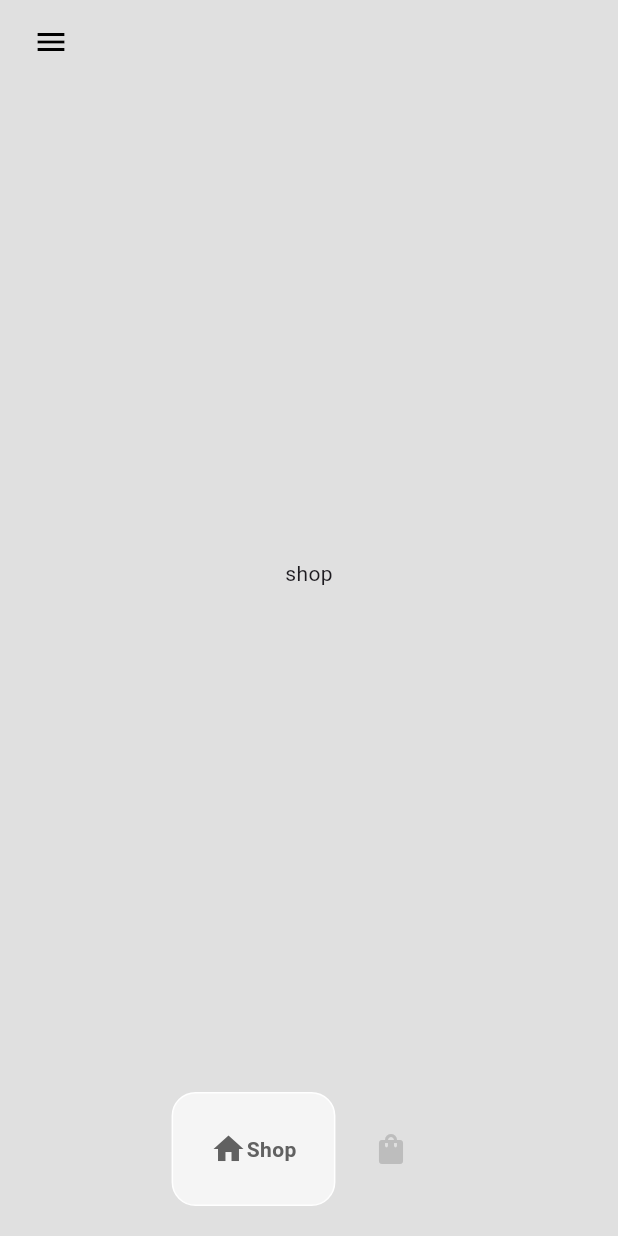
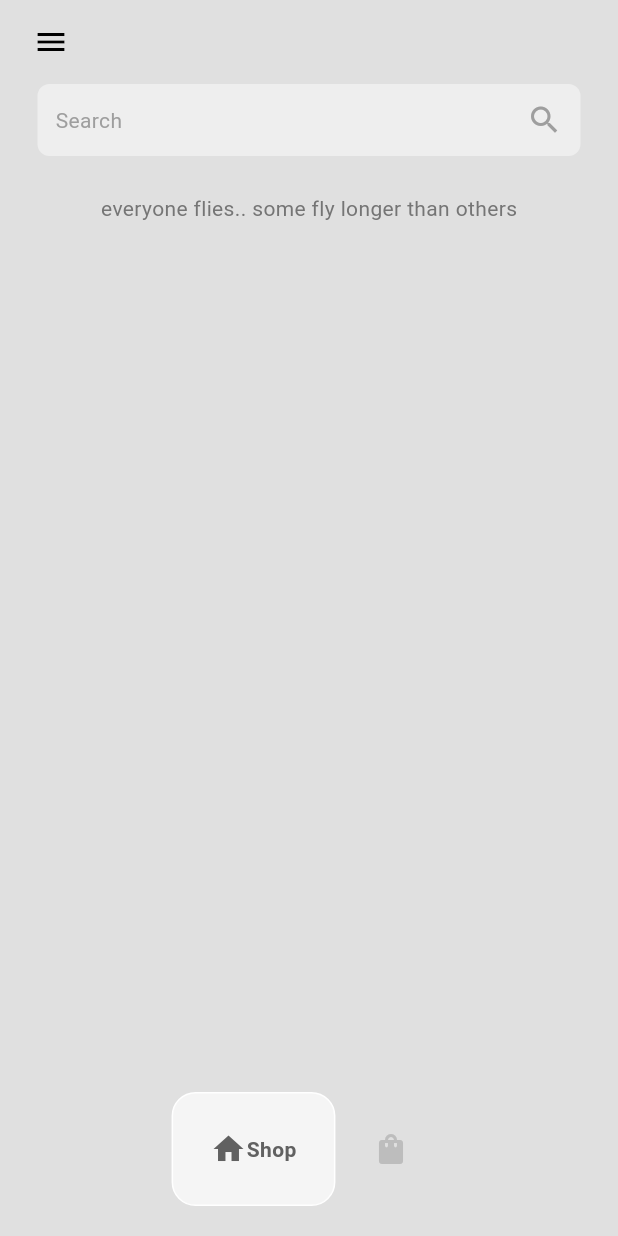
Before and after one commit to tiongjjyi/ios_mobile_app, a Flutter app: the HomePage screen opened directly, on a phone screen of 412 x 824 dp. Run offline on Flutter 3.47's test engine with Material 3 defaults, Android fonts, the light colour scheme and no system bars; drawn by our look-alikes of google_nav_bar.

Commit message:
add search bar and message on shop page

```diff
--- a/lib/pages/shop_page.dart
+++ b/lib/pages/shop_page.dart
@@ -1,10 +1,49 @@
 import 'package:flutter/material.dart';
 
-class ShopPage extends StatelessWidget {
+class ShopPage extends StatefulWidget {
   const ShopPage({super.key});
 
   @override
+  State<ShopPage> createState() => _ShopPageState();
+}
+
+class _ShopPageState extends State<ShopPage> {
+  @override
   Widget build(BuildContext context) {
-    return Center(child: Text('shop'));
+    return Column(
+      children: [
+        //search bar
+        Container(
+          padding: const EdgeInsets.all(12.0),
+          margin: const EdgeInsets.symmetric(horizontal: 25),
+          decoration: BoxDecoration(
+              color: Colors.grey[200], borderRadius: BorderRadius.circular(8)),
+          child: const Row(
+            mainAxisAlignment: MainAxisAlignment.spaceBetween,
+            children: [
+              Text(
+                'Search',
+                style: TextStyle(color: Colors.grey),
+              ),
+              Icon(
+                Icons.search,
+                color: Colors.grey,
+              )
+            ],
+          ),
+        ),
+
+        // message
+        Padding(
+          padding: const EdgeInsets.symmetric(vertical: 25.0),
+          child: Text(
+            'everyone flies.. some fly longer than others',
+            style: TextStyle(color: Colors.grey[600]),
+          ),
+        )
+
+        // hot picks
+      ],
+    );
   }
 }
```
